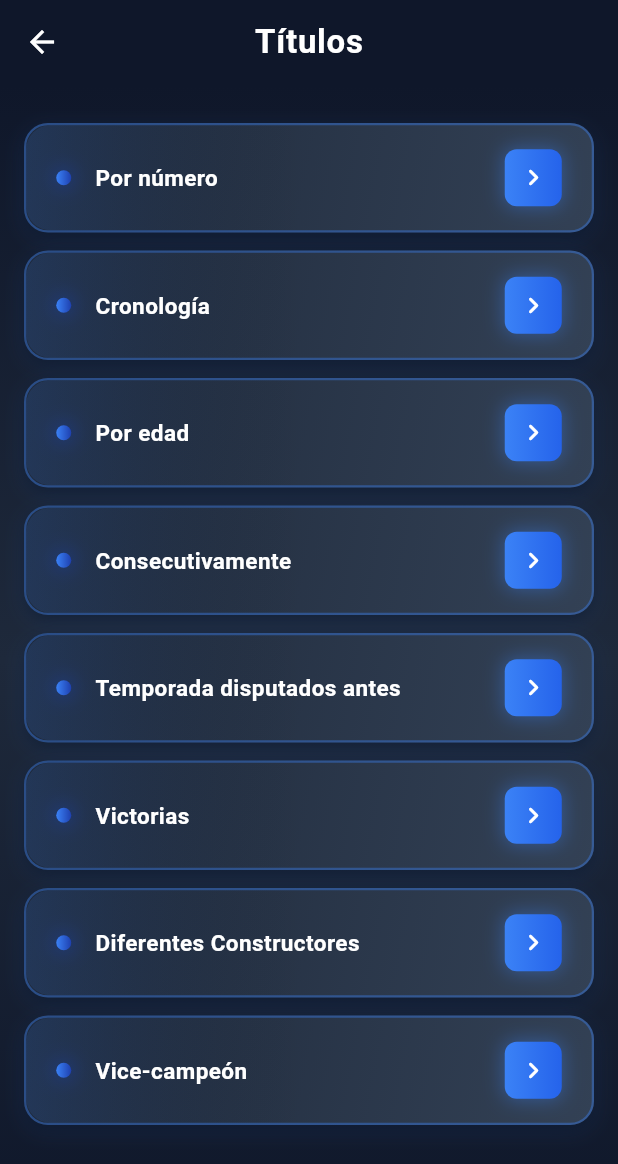
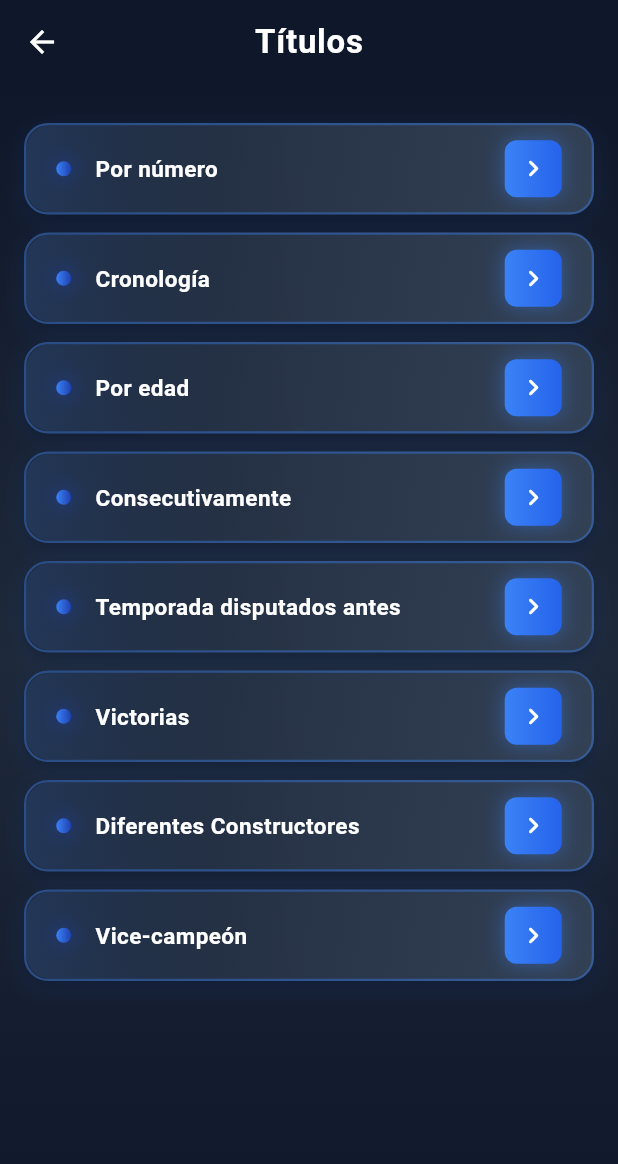
Before and after one commit to bassamasfur/estadadisticas_f1, a Flutter app: the screen it shows after launch, after a tap on "Títulos", on a phone screen of 412 x 824 dp. Shown: the top 1164 px of the screen. Run offline on Flutter 3.47's test engine with Material 3 defaults, Android fonts, the light colour scheme and no system bars; network calls fail.

Commit message:
Reduce card heights and improve UI for Titulos section

```diff
--- a/lib/main.dart
+++ b/lib/main.dart
@@ -53,7 +53,7 @@ class MyApp extends StatelessWidget {
         ),
       ],
       child: MaterialApp(
-        title: 'Estadísticas F1',
+        title: '',
         debugShowCheckedModeBanner: false,
         theme: AppTheme.temaClaro,
         darkTheme: AppTheme.temaOscuro,
--- a/lib/views/estadisticas_view.dart
+++ b/lib/views/estadisticas_view.dart
@@ -73,22 +73,36 @@ class _EstadisticasViewState extends State<EstadisticasView> {
               child: Column(
                 crossAxisAlignment: CrossAxisAlignment.center,
                 children: [
-                  // Encabezado
-                  Text(
-                    'Estadísticas Generales',
-                    style: Theme.of(context).textTheme.headlineSmall?.copyWith(
-                      fontWeight: FontWeight.bold,
-                      color: Colors.white,
+                  // Encabezado simple
+                  ShaderMask(
+                    shaderCallback: (Rect bounds) {
+                      return const LinearGradient(
+                        colors: [
+                          Color(0xFF60A5FA),
+                          Color(0xFFF472B6),
+                          Color(0xFFFACC15),
+                        ],
+                        begin: Alignment.topLeft,
+                        end: Alignment.bottomRight,
+                      ).createShader(bounds);
+                    },
+                    child: Text(
+                      'Datos Históricos F1',
+                      style: Theme.of(context).textTheme.titleLarge?.copyWith(
+                        fontWeight: FontWeight.bold,
+                        fontSize: 32,
+                        letterSpacing: 2,
+                        color: Colors.white,
+                        shadows: [
+                          Shadow(
+                            color: Colors.black.withOpacity(0.5),
+                            blurRadius: 8,
+                            offset: Offset(0, 2),
+                          ),
+                        ],
+                      ),
+                      textAlign: TextAlign.center,
                     ),
-                    textAlign: TextAlign.center,
-                  ),
-                  const SizedBox(height: 8),
-                  Text(
-                    'Datos históricos de Fórmula 1',
-                    style: Theme.of(
-                      context,
-                    ).textTheme.bodyMedium?.copyWith(color: Colors.grey[400]),
-                    textAlign: TextAlign.center,
                   ),
                   const SizedBox(height: 16),
 
@@ -97,9 +111,9 @@ class _EstadisticasViewState extends State<EstadisticasView> {
                     crossAxisCount: 2,
                     shrinkWrap: true,
                     physics: const NeverScrollableScrollPhysics(),
-                    mainAxisSpacing: 12,
-                    crossAxisSpacing: 12,
-                    childAspectRatio: 1.1,
+                    mainAxisSpacing: 8,
+                    crossAxisSpacing: 8,
+                    childAspectRatio: 1.2,
                     children: [
                       // Títulos
                       StatCard(
--- a/lib/views/home_view.dart
+++ b/lib/views/home_view.dart
@@ -43,7 +43,7 @@ class _HomeViewState extends State<HomeView> {
       backgroundColor: const Color(0xFF0F172A),
       appBar: AppBar(
         title: const Text(
-          'Estadísticas F1',
+          '',
           style: TextStyle(color: Colors.white, fontWeight: FontWeight.w700),
         ),
         elevation: 0,
--- a/lib/widgets/opcion_list_tile.dart
+++ b/lib/widgets/opcion_list_tile.dart
@@ -78,7 +78,7 @@ class _OpcionListTileState extends State<OpcionListTile> {
               ),
             ),
             child: Padding(
-              padding: const EdgeInsets.symmetric(horizontal: 20, vertical: 16),
+              padding: const EdgeInsets.symmetric(horizontal: 20, vertical: 10),
               child: Row(
                 children: [
                   // Indicador decorativo con gradiente
--- a/lib/widgets/stat_card.dart
+++ b/lib/widgets/stat_card.dart
@@ -51,7 +51,7 @@ class StatCard extends StatelessWidget {
           onTap: onTap,
           borderRadius: BorderRadius.circular(16),
           child: Padding(
-            padding: const EdgeInsets.all(12),
+            padding: const EdgeInsets.symmetric(vertical: 10, horizontal: 8),
             child: Column(
               mainAxisAlignment: MainAxisAlignment.center,
               children: [
```
